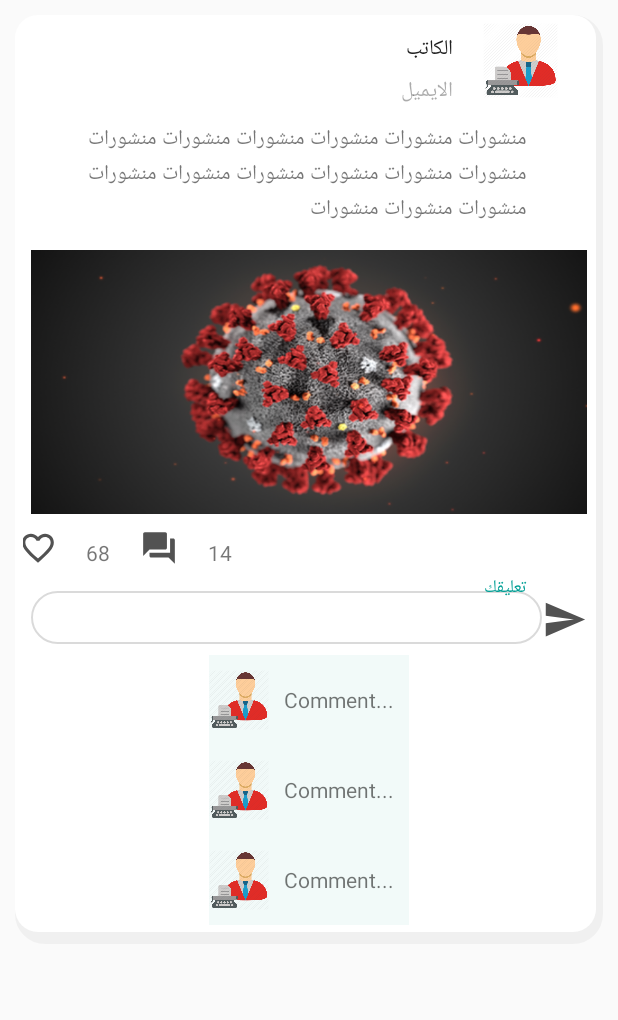
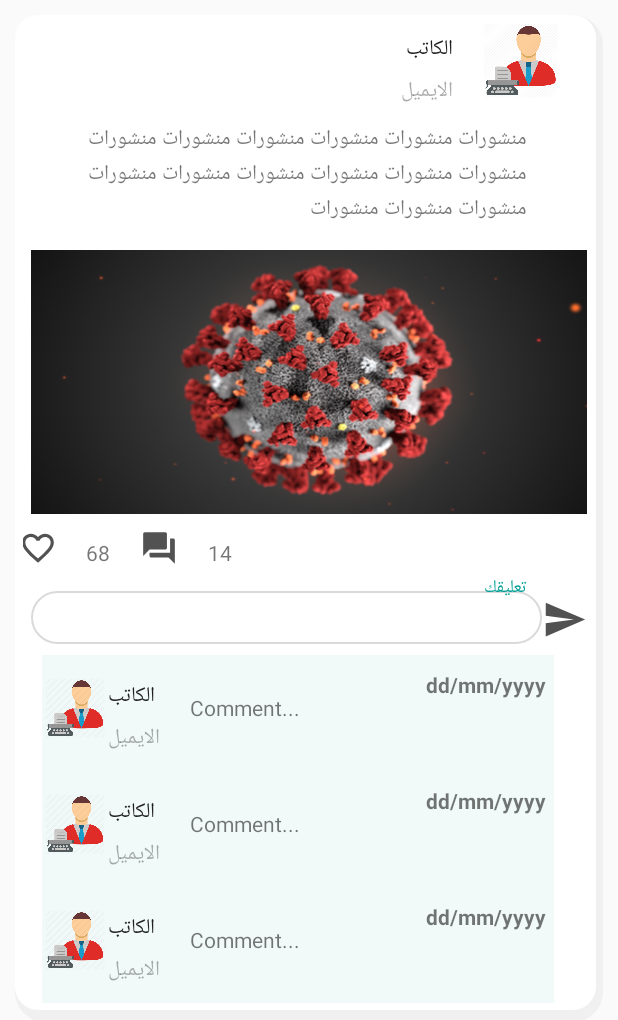
Before and after one commit to SeyfGoumeida/APPCoronaWatch, an Android app: the layout rv_home_article.xml on its own in the app's theme, with its tools: preview values and no code run, on a phone screen of 412 x 824 dp. Shown: the top 1020 px of the screen. Run offline under Robolectric (Android 15) with nearby library versions, the phone set to English and light mode, and no system bars; plain views replace ReadMoreTextView; network calls fail.

Commit message:
Commit  , Comments section

```diff
--- a/app/src/main/java/com/example/coronawatch/Activities/SignInFragment.kt
+++ b/app/src/main/java/com/example/coronawatch/Activities/SignInFragment.kt
@@ -19,6 +19,7 @@ import com.example.coronawatch.R
 import com.example.coronawatch.Retrofit.IAPI
 import com.example.coronawatch.Retrofit.RetrofitClient
 import com.example.coronawatch.Volley.VolleySingleton
+import com.google.gson.Gson
 import io.reactivex.android.schedulers.AndroidSchedulers
 import io.reactivex.disposables.CompositeDisposable
 import io.reactivex.schedulers.Schedulers
@@ -69,7 +70,9 @@ class SignInFragment : Fragment() {
     private fun setUserIntoPrefrences ( user : User) {
         val preferences = PreferenceManager.getDefaultSharedPreferences(context)
         val editor = preferences.edit()
-        editor.putString("user${user.profile_id}", "$user").apply()
+        val gson = Gson()
+        val userjson = gson.toJson(user , User::class.java)
+        editor.putString("user", userjson).apply()
     }
 
     }
--- a/app/src/main/java/com/example/coronawatch/Activities/SignUpFragment.kt
+++ b/app/src/main/java/com/example/coronawatch/Activities/SignUpFragment.kt
@@ -11,6 +11,7 @@ import com.example.coronawatch.DataClases.User
 import com.example.coronawatch.R
 import com.example.coronawatch.Retrofit.IAPI
 import com.example.coronawatch.Retrofit.RetrofitClient
+import com.google.gson.Gson
 import io.reactivex.android.schedulers.AndroidSchedulers
 import io.reactivex.disposables.CompositeDisposable
 import io.reactivex.schedulers.Schedulers
@@ -60,7 +61,9 @@ class SignUpFragment : Fragment() {
     private fun setUserIntoPrefrences ( user : User) {
         val preferences = PreferenceManager.getDefaultSharedPreferences(context)
         val editor = preferences.edit()
-        editor.putString("user${user.profile_id}", "$user").apply()
+        val gson = Gson()
+        val userjson = gson.toJson(user , User::class.java)
+        editor.putString("user", userjson).apply()
     }
 
 }
--- a/app/src/main/java/com/example/coronawatch/DataClases/Comment.kt
+++ /dev/null
@@ -1,4 +0,0 @@
-package com.example.coronawatch.DataClases
-
-class Comment {
-}
--- a/app/src/main/res/layout/item_comment.xml
+++ b/app/src/main/res/layout/item_comment.xml
@@ -7,7 +7,6 @@
     android:orientation="horizontal">
 
     <LinearLayout
-
         android:id="@+id/comment_linearLayout"
         android:layout_width="match_parent"
         android:layout_height="wrap_content"
@@ -16,6 +15,7 @@
         android:foregroundTint="#32000000"
         android:orientation="horizontal"
         android:paddingTop="10dp"
+        app:layout_constraintCircleRadius="30dp"
         android:paddingBottom="10dp"
         app:layout_constraintBottom_toBottomOf="parent"
         app:layout_constraintTop_toTopOf="parent">
@@ -25,15 +25,59 @@
             android:layout_width="40dp"
             android:layout_height="40dp"
             android:layout_weight="1"
+            android:layout_marginTop="5dp"
             app:srcCompat="@drawable/writer_icon" />
+
+<LinearLayout
+    android:layout_width="wrap_content"
+    android:layout_height="wrap_content"
+    android:orientation="vertical"
+    app:layout_constraintBottom_toBottomOf="parent"
+    >
+        <TextView
+            android:id="@+id/user_name"
+            style="@style/ProfilNameStyle"
+            android:layout_width="wrap_content"
+            android:layout_height="wrap_content"
+            android:layout_marginTop="5dp"
+            android:layout_marginEnd="20dp"
+            android:layout_marginRight="20dp"
+            android:layout_weight="1"
+            android:text="الكاتب"
+            app:layout_constraintEnd_toStartOf="@+id/profil_picture"
+            app:layout_constraintTop_toTopOf="@+id/profil_picture" />
+
+        <TextView
+            android:id="@+id/user_email"
+            style="@style/ProfilOccupationStyle"
+            android:layout_width="wrap_content"
+            android:layout_height="wrap_content"
+            android:layout_marginTop="4dp"
+            android:layout_marginEnd="20dp"
+            android:layout_marginRight="20dp"
+            android:layout_weight="1"
+            android:text="الايميل"
+            app:layout_constraintEnd_toStartOf="@+id/profil_picture"
+            app:layout_constraintTop_toBottomOf="@+id/profil_name" />
+
+</LinearLayout>
 
         <TextView
             android:id="@+id/comment_content"
             android:layout_width="wrap_content"
             android:layout_height="wrap_content"
-            android:layout_margin="10dp"
+            android:layout_marginTop="15dp"
             android:layout_weight="20"
             android:text="Comment..." />
+
+        <TextView
+
+            android:id="@+id/comment_date"
+            android:layout_width="wrap_content"
+            android:layout_height="wrap_content"
+            android:text="dd/mm/yyyy"
+            android:textStyle="bold"
+            android:layout_marginRight="5dp"/>
 
 
     </LinearLayout>
--- a/app/src/main/res/layout/rv_home_article.xml
+++ b/app/src/main/res/layout/rv_home_article.xml
@@ -27,6 +27,7 @@
             app:layout_constraintTop_toBottomOf="@+id/article_picture">
 
             <com.google.android.material.textfield.TextInputEditText
+                android:id="@+id/comment_content"
                 android:layout_width="match_parent"
                 android:layout_height="match_parent"
                 android:background="@drawable/rounded_frame"
@@ -172,10 +173,10 @@
 
     <androidx.recyclerview.widget.RecyclerView
         android:id="@+id/comments_recyclerView"
-        android:layout_width="wrap_content"
+        android:layout_width="match_parent"
         android:layout_height="wrap_content"
-        android:layout_marginLeft="10dp"
-        android:layout_marginRight="10dp"
+        android:layout_marginLeft="5dp"
+        android:layout_marginRight="20dp"
         android:padding="7dp"
         android:visibility="visible"
         app:layout_constraintBottom_toBottomOf="parent"
```
Also changed, not shown: app/src/main/java/com/example/coronawatch/DataClases/CommentsAdapter.kt (+40 -4 lines), app/src/main/java/com/example/coronawatch/Retrofit/IAPI.kt (+14 -6 lines), app/src/main/java/com/example/coronawatch/UI/home/ArticlesAdapter.kt (+96 -11 lines), app/src/main/java/com/example/coronawatch/UI/home/HomeFragment.kt (+8 -2 lines), app/src/main/java/com/example/coronawatch/Volley/APIHandler.kt (+8 -8 lines).
